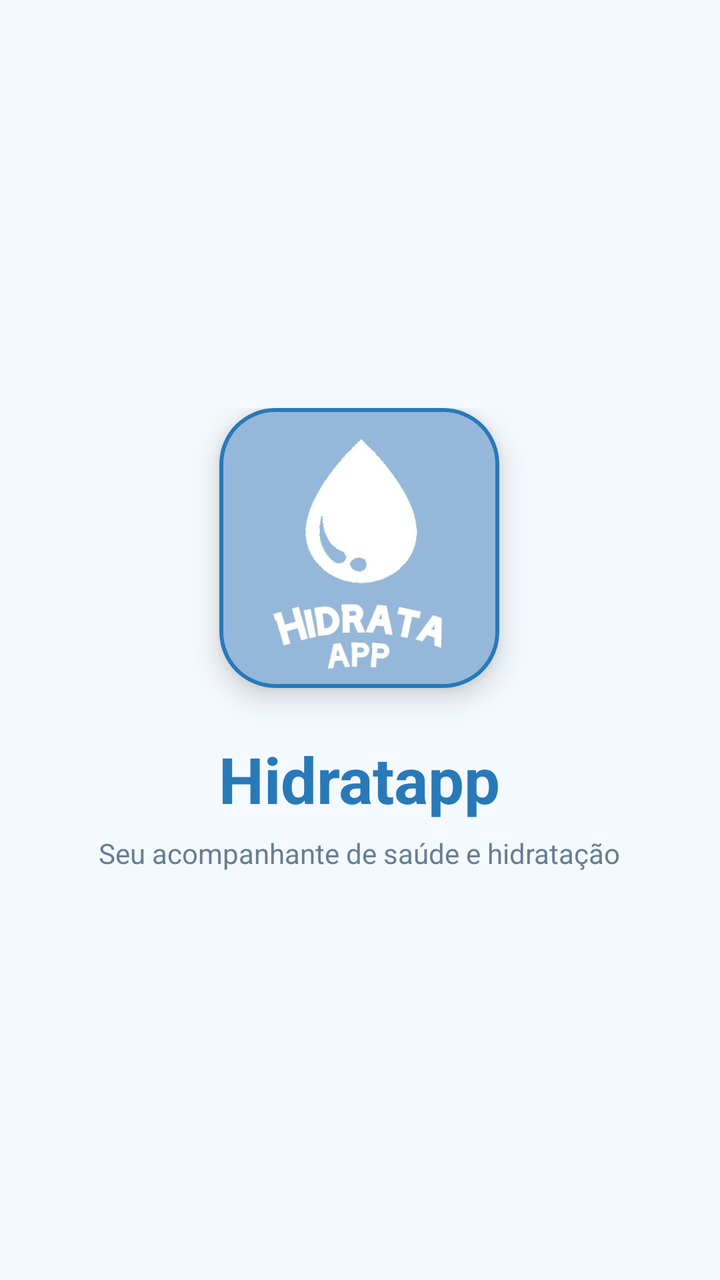
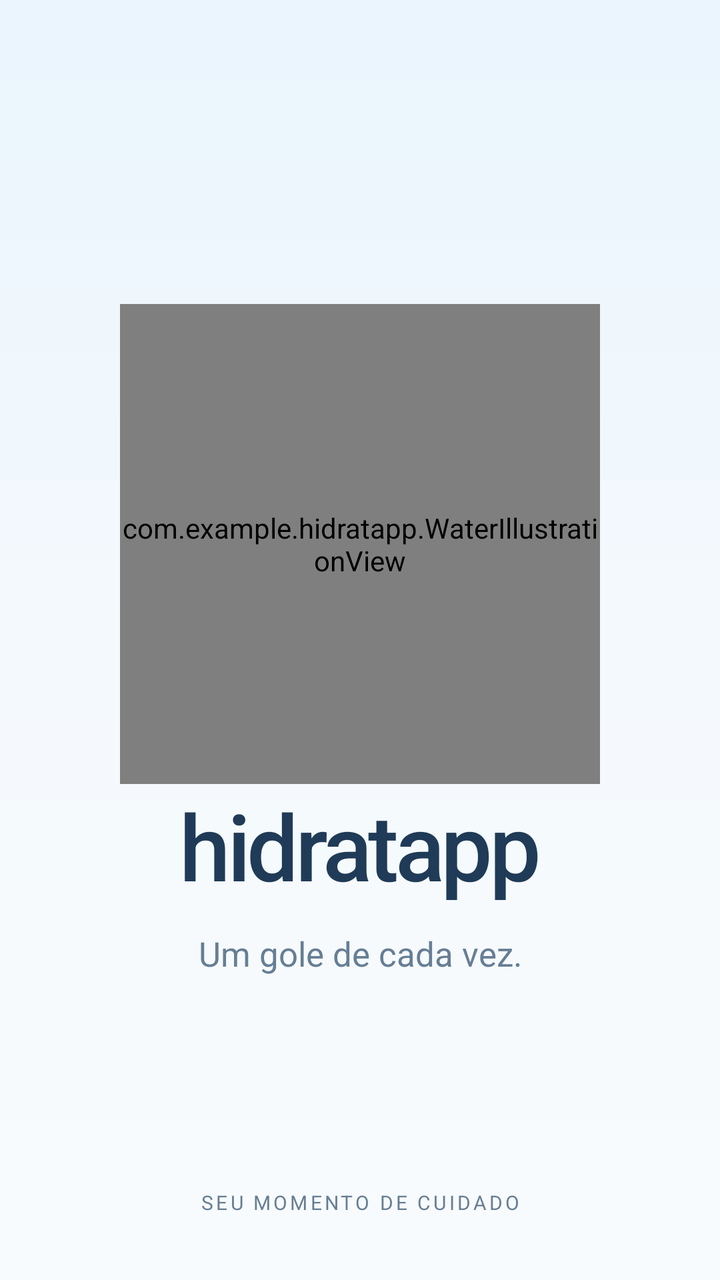

Before-and-after screenshots of an Android layout around one commit, followed by the original layout XML and the change that was made.
<!-- AndroidManifest.xml: application theme Theme.Hidratapp -->
<!-- res/layout/activity_splash.xml -->
<?xml version="1.0" encoding="utf-8"?>
<RelativeLayout xmlns:android="http://schemas.android.com/apk/res/android"
    xmlns:app="http://schemas.android.com/apk/res-auto"
    android:id="@+id/main"
    android:layout_width="match_parent"
    android:layout_height="match_parent"
    android:background="@color/wellness_bg">

    <LinearLayout
        android:layout_width="wrap_content"
        android:layout_height="wrap_content"
        android:layout_centerInParent="true"
        android:gravity="center"
        android:orientation="vertical">

        
        <com.google.android.material.card.MaterialCardView
            android:id="@+id/cardLogo"
            android:layout_width="140dp"
            android:layout_height="140dp"
            app:cardCornerRadius="28dp"
            app:cardElevation="8dp"
            app:strokeWidth="2dp"
            app:strokeColor="@color/teal_primary">

            <ImageView
                android:id="@+id/ivLogoSplash"
                android:layout_width="match_parent"
                android:layout_height="match_parent"
                android:contentDescription="Logo Hidratapp"
                android:scaleType="centerCrop"
                android:src="@drawable/logo_hidratapp" />
        </com.google.android.material.card.MaterialCardView>

        <TextView
            android:id="@+id/tvTituloSplash"
            android:layout_width="wrap_content"
            android:layout_height="wrap_content"
            android:layout_marginTop="24dp"
            android:text="Hidratapp"
            android:textColor="@color/teal_primary"
            android:textSize="32sp"
            android:textStyle="bold" />

        <TextView
            android:id="@+id/tvSubtituloSplash"
            android:layout_width="wrap_content"
            android:layout_height="wrap_content"
            android:layout_marginTop="6dp"
            android:text="Seu acompanhante de saúde e hidratação"
            android:textColor="@color/text_secondary"
            android:textSize="14sp" />

    </LinearLayout>

    <ProgressBar
        android:layout_width="32dp"
        android:layout_height="32dp"
        android:layout_alignParentBottom="true"
        android:layout_centerHorizontal="true"
        android:layout_marginBottom="48dp"
        android:indeterminateTint="@color/teal_primary" />

</RelativeLayout>
<!-- resources referenced by this layout -->
<resources>
  <color name="teal_primary">#2879B8</color>
  <color name="text_secondary">#667E94</color>
  <color name="wellness_bg">#F4F9FD</color>
  <!-- drawable logo_hidratapp: jpg bitmap (drawable, 17206 bytes) -->
  <style name="Theme.Hidratapp" parent="Base.Theme.Hidratapp" />
  <style name="Base.Theme.Hidratapp" parent="Theme.Material3.Light.NoActionBar">
          <item name="colorPrimary">@color/blue_primary</item><item name="colorOnPrimary">@color/white</item>
          <item name="colorPrimaryContainer">@color/blue_light</item><item name="colorOnPrimaryContainer">@color/blue_dark_text</item>
          <item name="colorSecondary">@color/aqua</item><item name="colorSecondaryContainer">@color/mint</item>
          <item name="colorOnSecondaryContainer">@color/aqua</item>
          <item name="android:colorBackground">@color/wellness_bg</item><item name="colorSurface">@color/white</item>
          <item name="colorOnSurface">@color/text_primary</item><item name="colorOnSurfaceVariant">@color/text_secondary</item>
          <item name="android:fontFamily">sans-serif</item><item name="android:windowLightStatusBar">true</item>
          <item name="materialButtonStyle">@style/Widget.Hidratapp.Button</item>
          <item name="materialCardViewStyle">@style/Widget.Hidratapp.Card</item>
          <item name="android:windowActionModeOverlay">true</item>
      </style>
  <color name="blue_primary">#2879B8</color>
  <color name="white">#FFFFFF</color>
  <color name="blue_light">#EAF5FD</color>
  <color name="blue_dark_text">#203B57</color>
  <color name="aqua">#218578</color>
  <color name="mint">#E2F3EE</color>
  <color name="text_primary">#203B57</color>
  <style name="Widget.Hidratapp.Button" parent="Widget.Material3.Button">
          <item name="cornerRadius">20dp</item><item name="android:textAllCaps">false</item>
          <item name="android:textSize">15sp</item><item name="android:fontFamily">sans-serif-medium</item>
          <item name="android:insetTop">4dp</item><item name="android:insetBottom">4dp</item>
          <item name="android:minHeight">52dp</item><item name="elevation">0dp</item>
      </style>
  <style name="Widget.Hidratapp.Card" parent="Widget.Material3.CardView.Elevated">
          <item name="cardCornerRadius">24dp</item><item name="cardElevation">0dp</item>
          <item name="strokeWidth">1dp</item><item name="strokeColor">@color/line_soft</item>
          <item name="cardBackgroundColor">@color/white</item>
      </style>
  <color name="line_soft">#E3EDF5</color>
</resources>

<!-- the commit's change to res/layout/activity_splash.xml (unified diff, before → after) -->
@@ -1,64 +1,66 @@
 <?xml version="1.0" encoding="utf-8"?>
-<RelativeLayout xmlns:android="http://schemas.android.com/apk/res/android"
+<RelativeLayout
+    xmlns:android="http://schemas.android.com/apk/res/android"
     xmlns:app="http://schemas.android.com/apk/res-auto"
     android:id="@+id/main"
     android:layout_width="match_parent"
     android:layout_height="match_parent"
-    android:background="@color/wellness_bg">
-
+    android:background="@drawable/bg_flo_gradient">
     <LinearLayout
-        android:layout_width="wrap_content"
+        android:layout_width="match_parent"
         android:layout_height="wrap_content"
         android:layout_centerInParent="true"
         android:gravity="center"
-        android:orientation="vertical">
-
-        
-        <com.google.android.material.card.MaterialCardView
+        android:orientation="vertical"
+        android:padding="28dp">
+        <FrameLayout
             android:id="@+id/cardLogo"
-            android:layout_width="140dp"
-            android:layout_height="140dp"
-            app:cardCornerRadius="28dp"
-            app:cardElevation="8dp"
-            app:strokeWidth="2dp"
-            app:strokeColor="@color/teal_primary">
-
-            <ImageView
-                android:id="@+id/ivLogoSplash"
+            android:layout_width="240dp"
+            android:layout_height="240dp">
+            <com.example.hidratapp.WaterIllustrationView
                 android:layout_width="match_parent"
                 android:layout_height="match_parent"
-                android:contentDescription="Logo Hidratapp"
-                android:scaleType="centerCrop"
-                android:src="@drawable/logo_hidratapp" />
-        </com.google.android.material.card.MaterialCardView>
-
+                android:importantForAccessibility="no" />
+        </FrameLayout>
         <TextView
             android:id="@+id/tvTituloSplash"
-            android:layout_width="wrap_content"
+            android:layout_width="match_parent"
             android:layout_height="wrap_content"
-            android:layout_marginTop="24dp"
-            android:text="Hidratapp"
-            android:textColor="@color/teal_primary"
-            android:textSize="32sp"
-            android:textStyle="bold" />
-
+            android:gravity="center"
+            android:text="hidratapp"
+            android:textSize="46sp"
+            android:letterSpacing="-0.04"
+            android:fontFamily="sans-serif-medium"
+            android:textColor="@color/text_primary" />
         <TextView
             android:id="@+id/tvSubtituloSplash"
-            android:layout_width="wrap_content"
+            android:layout_width="match_parent"
             android:layout_height="wrap_content"
-            android:layout_marginTop="6dp"
-            android:text="Seu acompanhante de saúde e hidratação"
-            android:textColor="@color/text_secondary"
-            android:textSize="14sp" />
-
+            android:gravity="center"
+            android:layout_marginTop="12dp"
+            android:text="Um gole de cada vez."
+            android:textSize="17sp"
+            android:textColor="@color/text_secondary" />
     </LinearLayout>
-
-    <ProgressBar
-        android:layout_width="32dp"
-        android:layout_height="32dp"
+    <LinearLayout
+        android:layout_width="match_parent"
+        android:layout_height="wrap_content"
         android:layout_alignParentBottom="true"
-        android:layout_centerHorizontal="true"
-        android:layout_marginBottom="48dp"
-        android:indeterminateTint="@color/teal_primary" />
-
+        android:gravity="center"
+        android:orientation="vertical"
+        android:paddingBottom="32dp">
+        <ProgressBar
+            android:layout_width="20dp"
+            android:layout_height="20dp"
+            android:indeterminateTint="@color/blue_primary" />
+        <TextView
+            android:layout_width="match_parent"
+            android:layout_height="wrap_content"
+            android:gravity="center"
+            android:layout_marginTop="16dp"
+            android:text="SEU MOMENTO DE CUIDADO"
+            android:textSize="10sp"
+            android:letterSpacing="0.14"
+            android:textColor="@color/text_secondary" />
+    </LinearLayout>
 </RelativeLayout>
<!-- resource entries referenced after the edit -->
@@ -1,9 +1,9 @@
 <!-- resources referenced by this layout -->
 <resources>
-  <color name="teal_primary">#2879B8</color>
   <color name="text_secondary">#667E94</color>
+  <!-- drawable bg_flo_gradient (drawable) -->
+  <shape xmlns:android="http://schemas.android.com/apk/res/android"><gradient android:angle="270" android:startColor="#EAF5FD" android:centerColor="#F4F9FD" android:endColor="#F8FBFD" /></shape>
   <color name="wellness_bg">#F4F9FD</color>
-  <!-- drawable logo_hidratapp: jpg bitmap (drawable, 17206 bytes) -->
   <style name="Theme.Hidratapp" parent="Base.Theme.Hidratapp" />
   <style name="Base.Theme.Hidratapp" parent="Theme.Material3.Light.NoActionBar">
           <item name="colorPrimary">@color/blue_primary</item><item name="colorOnPrimary">@color/white</item>
